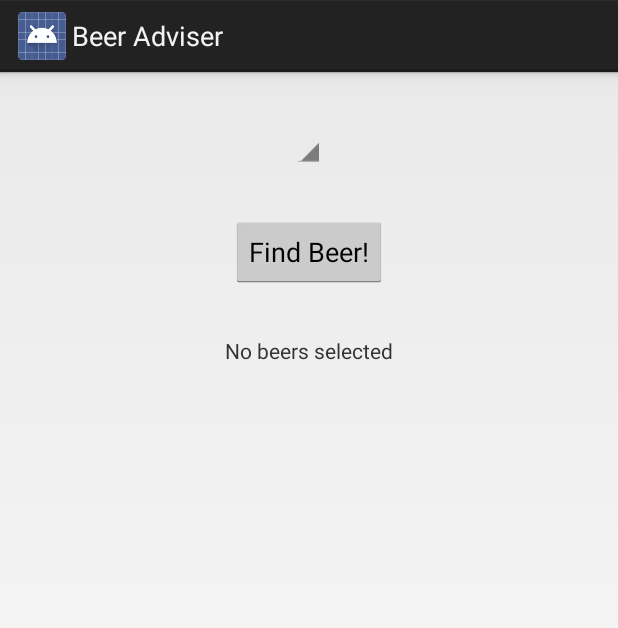
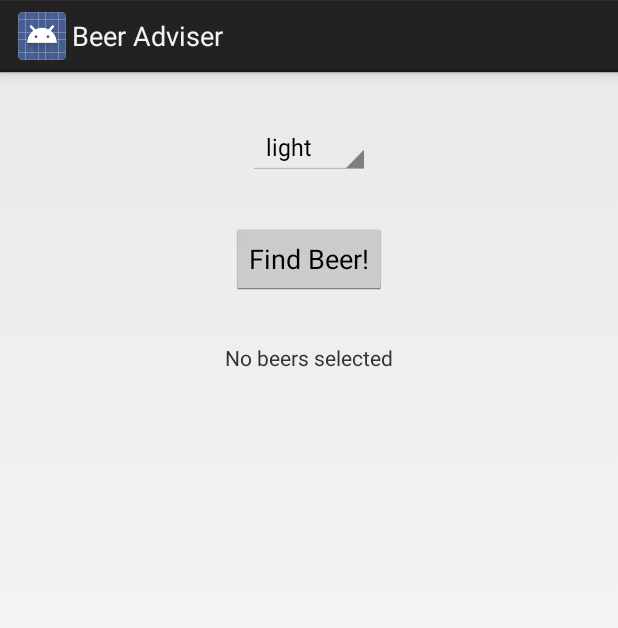
Before and after one commit to shumvlesu/beer, an Android app: the screen it shows after launch (FindBeerActivity), on a phone screen of 412 x 824 dp. Shown: the top 628 px of the screen. Run offline under Robolectric (Android 15) with nearby library versions, the phone set to English and light mode, and no system bars.

Commit message:
страница 97

```diff
--- a/app/src/main/res/layout/activity_find_beer.xml
+++ b/app/src/main/res/layout/activity_find_beer.xml
@@ -15,7 +15,8 @@
         android:layout_height="wrap_content"
         android:layout_marginTop="40dp"
         android:layout_gravity="center"
-        android:layout_margin="16dp"/>
+        android:layout_margin="16dp"
+        android:entries="@array/beer_colors"/>
 
     <Button
         android:id="@+id/find_beer"
--- a/app/src/main/res/values/strings.xml
+++ b/app/src/main/res/values/strings.xml
@@ -2,4 +2,12 @@
     <string name="app_name">Beer Adviser</string>
     <string name="find_beer">Find Beer!</string>
     <string name="brands">No beers selected</string>
+
+    <string-array name="beer_colors">
+        <item>light</item>
+        <item>amber</item>
+        <item>brown</item>
+        <item>dark</item>
+    </string-array>
+
 </resources>
```
